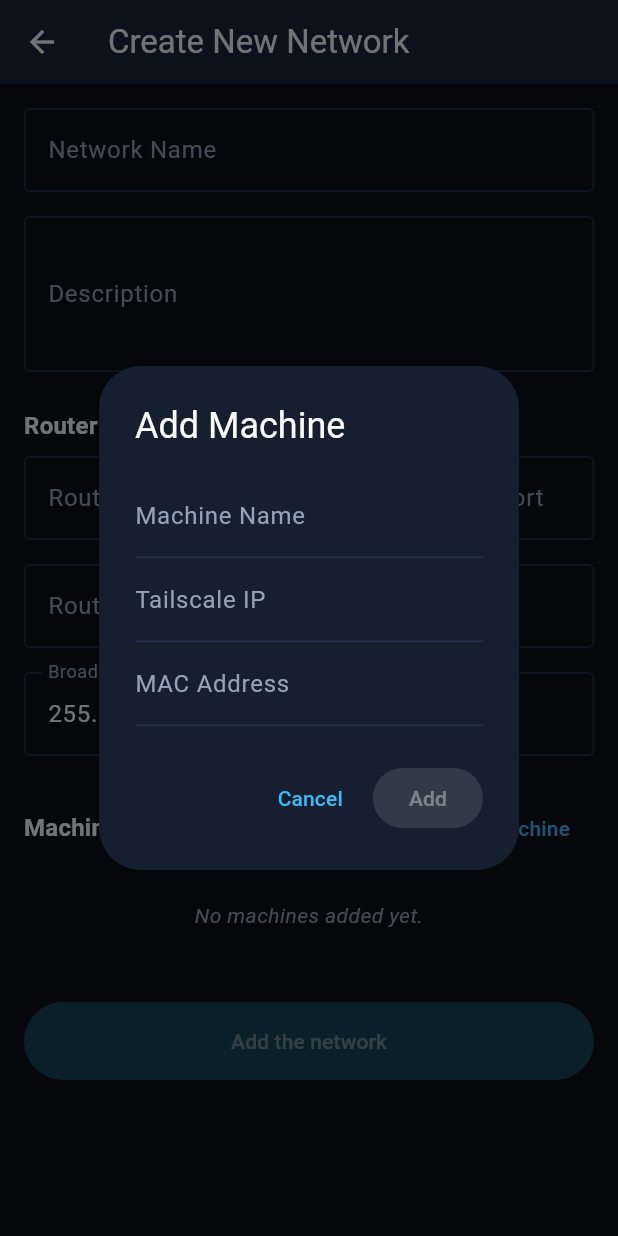
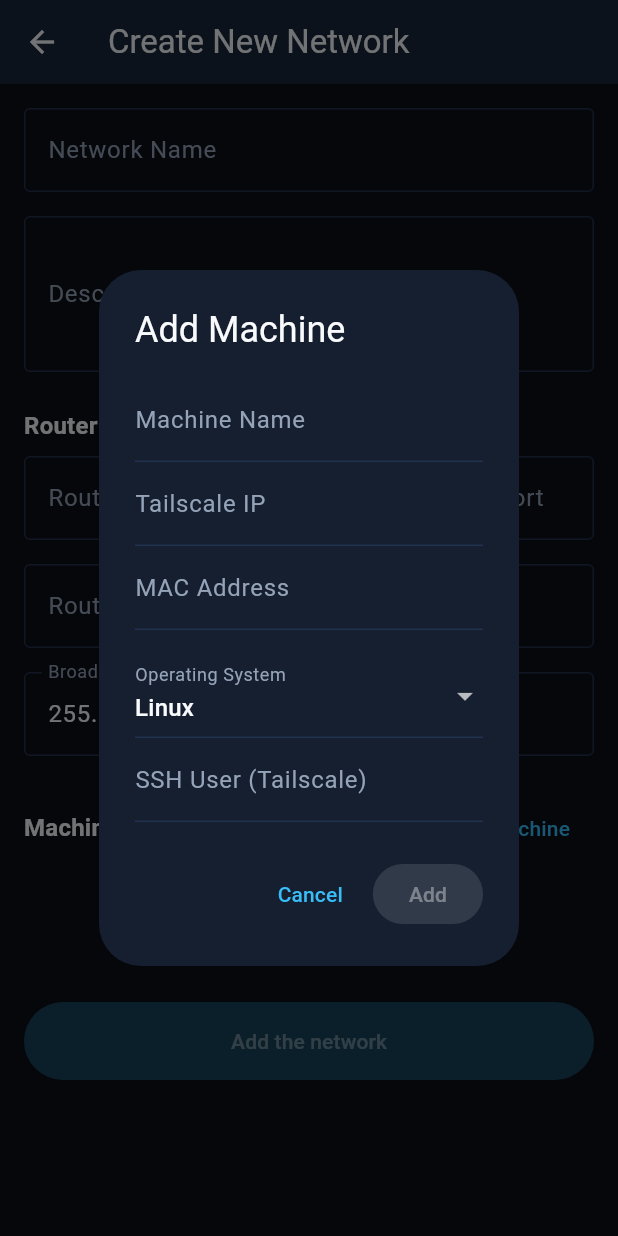
Before and after one commit to VOID575/Sandman, a Flutter app: the CreateNetworkScreen screen opened directly, after a tap on "Add Machine", on a phone screen of 412 x 824 dp. Run offline on Flutter 3.47's test engine with Material 3 defaults, Android fonts, the phone set to English and light mode, and no system bars; our stand-ins replace drift, sqflite; missing offline and left inert: sqlite3; accounts and stored records are empty; generated files the repository leaves out were written again.

Commit message:
feat(Screen): Update create network form to add ssh user and os choice while addind machine

```diff
--- a/lib/database/app_database.dart
+++ b/lib/database/app_database.dart
@@ -46,7 +46,7 @@ class AppDatabase extends _$AppDatabase {
   }
 
   @override
-  int get schemaVersion => 3;
+  int get schemaVersion => 4;
 
   @override
   MigrationStrategy get migration {
@@ -61,6 +61,10 @@ class AppDatabase extends _$AppDatabase {
         if (from < 3) {
           await m.addColumn(network, network.routerMacAddress);
         }
+        if (from < 4) {
+          await m.addColumn(machine, machine.os);
+          await m.addColumn(machine, machine.sshUser);
+        }
       },
       beforeOpen: (details) async {
         await customStatement('PRAGMA foreign_keys = ON;');
--- a/lib/models/machine.dart
+++ b/lib/models/machine.dart
@@ -11,6 +11,8 @@ class Machine extends Table {
   TextColumn get name => text()();
   TextColumn get tailscaleIp => text()();
   TextColumn get macAddress => text()();
+  TextColumn get os => text().withDefault(const Constant('linux'))();
+  TextColumn get sshUser => text().withDefault(const Constant(''))();
 
   IntColumn get status =>
       intEnum<MachineStatus>().withDefault(const Constant(1))();
--- a/lib/screens/create_network_screen.dart
+++ b/lib/screens/create_network_screen.dart
@@ -296,6 +296,8 @@ class _AddMachineDialogState extends State<_AddMachineDialog> {
   final _nameController = TextEditingController();
   final _tailscaleIpController = TextEditingController();
   final _macAddressController = TextEditingController();
+  final _sshUserController = TextEditingController();
+  String _selectedOs = 'linux'; // default
 
   @override
   void initState() {
@@ -303,6 +305,7 @@ class _AddMachineDialogState extends State<_AddMachineDialog> {
     _nameController.addListener(() => setState(() {}));
     _tailscaleIpController.addListener(() => setState(() {}));
     _macAddressController.addListener(() => setState(() {}));
+    _sshUserController.addListener(() => setState(() {}));
   }
 
   @override
@@ -310,6 +313,7 @@ class _AddMachineDialogState extends State<_AddMachineDialog> {
     _nameController.dispose();
     _tailscaleIpController.dispose();
     _macAddressController.dispose();
+    _sshUserController.dispose();
     super.dispose();
   }
 
@@ -322,6 +326,10 @@ class _AddMachineDialogState extends State<_AddMachineDialog> {
       return false;
     }
     if (Validators.validateMac(_macAddressController.text) != null) {
+      return false;
+    }
+    if (Validators.validateRequired(_sshUserController.text, 'ssh user') !=
+        null) {
       return false;
     }
     return true;
@@ -354,6 +362,32 @@ class _AddMachineDialogState extends State<_AddMachineDialog> {
                 decoration: const InputDecoration(labelText: 'MAC Address'),
                 validator: Validators.validateMac,
               ),
+              const SizedBox(height: 16),
+              DropdownButtonFormField<String>(
+                initialValue: _selectedOs,
+                decoration: const InputDecoration(
+                  labelText: 'Operating System',
+                ),
+                items: const [
+                  DropdownMenuItem(value: 'linux', child: Text('Linux')),
+                  DropdownMenuItem(value: 'windows', child: Text('Windows')),
+                ],
+                onChanged: (String? newValue) {
+                  if (newValue != null) {
+                    setState(() {
+                      _selectedOs = newValue;
+                    });
+                  }
+                },
+              ),
+              TextFormField(
+                controller: _sshUserController,
+                decoration: const InputDecoration(
+                  labelText: 'SSH User (Tailscale)',
+                ),
+                validator: (value) =>
+                    Validators.validateRequired(value, 'ssh user'),
+              ),
             ],
           ),
         ),
@@ -374,6 +408,8 @@ class _AddMachineDialogState extends State<_AddMachineDialog> {
                         name: _nameController.text,
                         tailscaleIp: _tailscaleIpController.text,
                         macAddress: _macAddressController.text,
+                        os: drift.Value(_selectedOs),
+                        sshUser: drift.Value(_sshUserController.text),
                         status: const drift.Value(MachineStatus.offline),
                       ),
                     );
```
